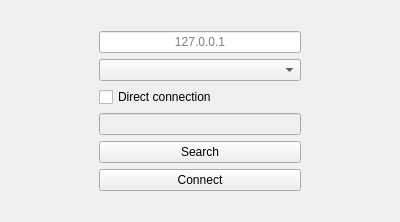
Above: apps/client/src/UI/ServerSelect.ui from MaksGMaks/HighSpeedTrafficGen before the change. Below: the same form after it.
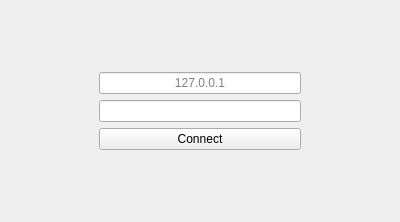
That is the form after the change.

Commit message: Astablished connection

What changed in the file:
```diff
--- a/apps/client/src/UI/ServerSelect.ui
+++ b/apps/client/src/UI/ServerSelect.ui
@@ -89,20 +89,10 @@
         </property>
        </widget>
       </item>
-      <item>
-       <widget class="QComboBox" name="portBox"/>
-      </item>
-      <item>
-       <widget class="QCheckBox" name="directCon">
-        <property name="text">
-         <string>Direct connection</string>
-        </property>
-       </widget>
-      </item>
       <item>
        <widget class="QLineEdit" name="portEdit">
         <property name="enabled">
-         <bool>false</bool>
+         <bool>true</bool>
         </property>
         <property name="inputMask">
          <string>xxxxx</string>
@@ -112,13 +102,6 @@
         </property>
        </widget>
       </item>
-      <item>
-       <widget class="QPushButton" name="searchBtn">
-        <property name="text">
-         <string>Search</string>
-        </property>
-       </widget>
-      </item>
       <item>
        <widget class="QPushButton" name="connectBtn">
         <property name="text">
```
The commit also changes 22 other files.
